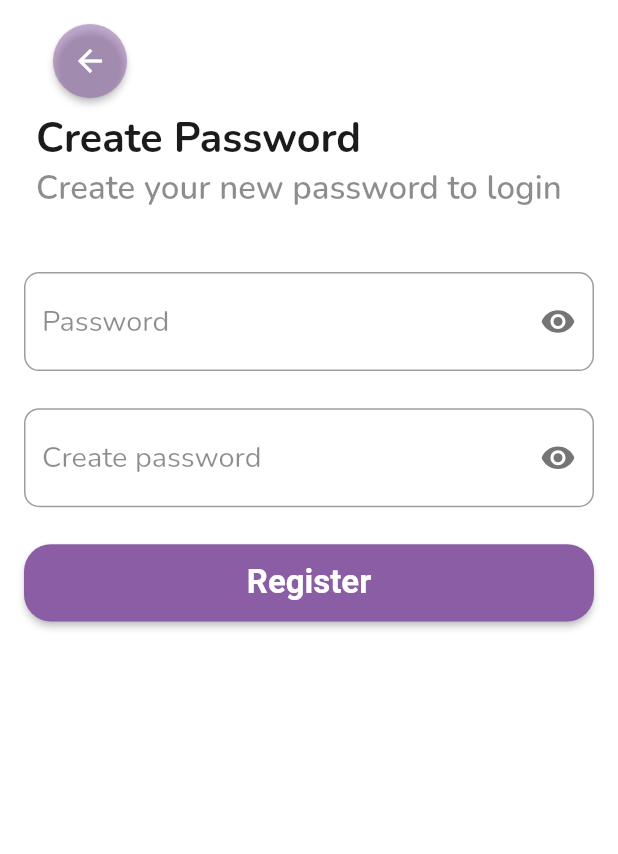
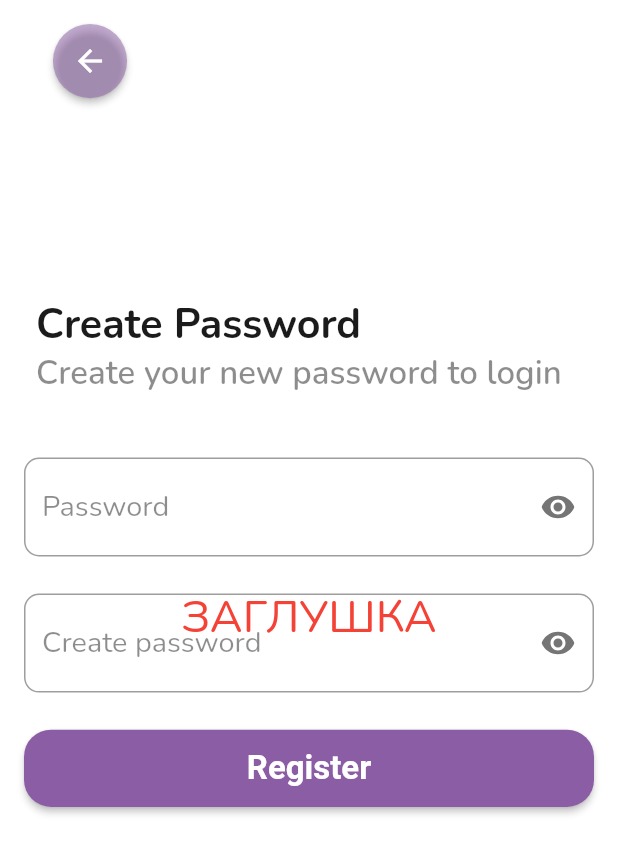
Before and after one commit to El0Ephant/mobyte_auth, a Flutter app: the CreatePasswordPage widget shown alone on an empty page, opened directly, on a phone screen of 412 x 824 dp. Shown: the top 854 px of the screen. Run offline on Flutter 3.47's test engine with Material 2 defaults, Android fonts, the phone set to English and light mode, and no system bars; our stand-ins replace another_flushbar, bloc, cloud_firestore, firebase_auth, firebase_core, flutter_bloc and 5 more; missing offline and left inert: firebase_admin; accounts and stored records are empty; project files that could hold a hidden picture were left out.

Commit message:
фиксы

```diff
--- a/lib/bloc/auth_event.dart
+++ b/lib/bloc/auth_event.dart
@@ -35,3 +35,7 @@ class GoogleLogInEvent extends AuthEvent {
 class LogOutEvent extends AuthEvent {
   const LogOutEvent();
 }
+
+class DummyEvent extends AuthEvent {
+  const DummyEvent();
+}
--- a/lib/data/auth_repository.dart
+++ b/lib/data/auth_repository.dart
@@ -1,5 +1,3 @@
-import 'package:firebase_auth/firebase_auth.dart';
-
 abstract class AuthRepository {
   AuthRepository();
 
@@ -14,9 +12,4 @@ abstract class AuthRepository {
 
   String get username;
 
-  /*Future<String> sendCode({required String code});
-  Future<String> sendNewPassword({required String password});
-
-  ???*/
-
 }
--- a/lib/main.dart
+++ b/lib/main.dart
@@ -2,7 +2,6 @@ import 'package:flutter/material.dart';
 
 import 'package:sizer/sizer.dart';
 import 'package:firebase_core/firebase_core.dart';
-import 'package:firebase_admin/firebase_admin.dart';
 import 'package:flutter_bloc/flutter_bloc.dart';
 
 import 'package:mobyte_auth/bloc/auth_bloc.dart';
@@ -35,7 +34,7 @@ class MyApp extends StatelessWidget {
               return MaterialApp(
                 title: 'Mobyte auth',
                 theme: AuthTheme.theme,
-                home: LogInPage(),
+                home: const LogInPage(),
               );
             }
         ),
--- a/lib/presentation/pages/create_password_page.dart
+++ b/lib/presentation/pages/create_password_page.dart
@@ -1,4 +1,3 @@
-import 'package:another_flushbar/flushbar.dart';
 import 'package:flutter/material.dart';
 import 'package:flutter_hooks/flutter_hooks.dart';
 import 'package:mobyte_auth/presentation/pages/page_with_logic.dart';
@@ -19,16 +18,18 @@ class CreatePasswordPage extends HookWidget {
     final passwordController = useTextEditingController();
     final repeatController = useTextEditingController();
 
-    return PageWithLogic(
-      onSuccess: (){},
-      onPop: () async {Navigator.pushAndRemoveUntil(context, MaterialPageRoute(builder: (_)=>LogInPage()), (route) => false); return false;},
+    return Stack(
+      children: [
+        PageWithLogic(
+          onSuccess: () {Navigator.pushAndRemoveUntil(context, MaterialPageRoute(builder: (_)=>const LogInPage()), (route) => false);},
+          onPop: () async {Navigator.pushAndRemoveUntil(context, MaterialPageRoute(builder: (_)=>const LogInPage()), (route) => false); return false;},
           child: Padding(
             padding: const EdgeInsets.all(16.0),
             child: Column(
                 crossAxisAlignment: CrossAxisAlignment.center,
                 children: [
                   const ReturnButton(),
-              const Spacer(flex: 1),
+                  SizedBox(height: 15.h),
                   Padding(
                     padding: const EdgeInsets.all(8.0),
                     child: Column(
@@ -58,12 +59,17 @@ class CreatePasswordPage extends HookWidget {
                       message: "Passwords do not match"),
                   SizedBox(height: 3.h),
                   ElevatedButton(
-                  onPressed: () {},
+                      onPressed: () {BlocProvider.of<AuthBloc>(context).add(const DummyEvent());},
                       style: AuthTheme.darkButtonStyle,
                       child: const Text("Register")),
-              const Spacer(flex: 2),
+                  SizedBox(height: 20.h),
                 ]),
           ),
+        ),
+        const Center(
+          child: Text("ЗАГЛУШКА", style: TextStyle(color: Colors.red,fontSize: 30),),
+        )
+      ],
     );
   }
 }
--- a/lib/presentation/pages/forgot_password_page.dart
+++ b/lib/presentation/pages/forgot_password_page.dart
@@ -1,6 +1,6 @@
-import 'package:another_flushbar/flushbar.dart';
 import 'package:flutter/material.dart';
 import 'package:flutter_hooks/flutter_hooks.dart';
+import 'package:mobyte_auth/presentation/pages/verification_page.dart';
 import 'package:sizer/sizer.dart';
 import 'package:flutter_bloc/flutter_bloc.dart';
 
@@ -31,8 +31,8 @@ class ForgotPasswordPage extends HookWidget {
     final loginController = useTextEditingController();
 
     return PageWithLogic(
-      onSuccess: (){},
-      onPop: () async {Navigator.pushAndRemoveUntil(context, MaterialPageRoute(builder: (_)=>LogInPage()), (route) => false); return false;},
+      onSuccess:  () async {Navigator.pushAndRemoveUntil(context, MaterialPageRoute(builder: (_)=>const VerificationPage(),), (route) => false);},
+      onPop: () async {Navigator.pushAndRemoveUntil(context, MaterialPageRoute(builder: (_)=>const LogInPage()), (route) => false); return false;},
       child: Padding(
         padding: const EdgeInsets.all(16.0),
         child: Column(
--- a/lib/presentation/pages/homepage.dart
+++ b/lib/presentation/pages/homepage.dart
@@ -15,7 +15,7 @@ class HomePage extends StatelessWidget {
   Widget build(BuildContext context) {
     return PageWithLogic(
       onPop: () async {return false;},
-      onSuccess: (){Navigator.pushAndRemoveUntil(context, MaterialPageRoute(builder: (_)=>LogInPage()), (route) => false);},
+      onSuccess: (){Navigator.pushAndRemoveUntil(context, MaterialPageRoute(builder: (_)=>const LogInPage()), (route) => false);},
       child: Padding(
         padding: const EdgeInsets.all(16.0),
         child: Column(
--- a/lib/presentation/widgets/textfields/auth_text_field.dart
+++ b/lib/presentation/widgets/textfields/auth_text_field.dart
@@ -1,7 +1,5 @@
 import 'package:flutter/material.dart';
-import 'package:flutter_svg/flutter_svg.dart';
 
-import 'package:mobyte_auth/presentation/auth_theme.dart';
 import 'package:mobyte_auth/presentation/widgets/textfields/text_field_design_mixin.dart';
 
 class AuthTextField extends StatelessWidget with TextFieldDesignMixin {
--- a/lib/presentation/widgets/textfields/password_text_field.dart
+++ b/lib/presentation/widgets/textfields/password_text_field.dart
@@ -1,7 +1,6 @@
 import 'package:flutter/material.dart';
 import 'package:flutter_svg/flutter_svg.dart';
 
-import 'package:mobyte_auth/presentation/auth_theme.dart';
 import 'package:mobyte_auth/presentation/widgets/textfields/text_field_design_mixin.dart';
 
 class PasswordTextField extends StatefulWidget with TextFieldDesignMixin {
```
Also changed, not shown: lib/bloc/auth_bloc.dart (+6 -2 lines), lib/data/firebase_repository.dart (+10 -21 lines), lib/presentation/pages/log_in_page.dart (+3 -4 lines), lib/presentation/pages/sign_up_page.dart (+3 -4 lines), lib/presentation/pages/verification_page.dart (+17 -10 lines). Lines whose indentation alone changed are shown as unchanged.
